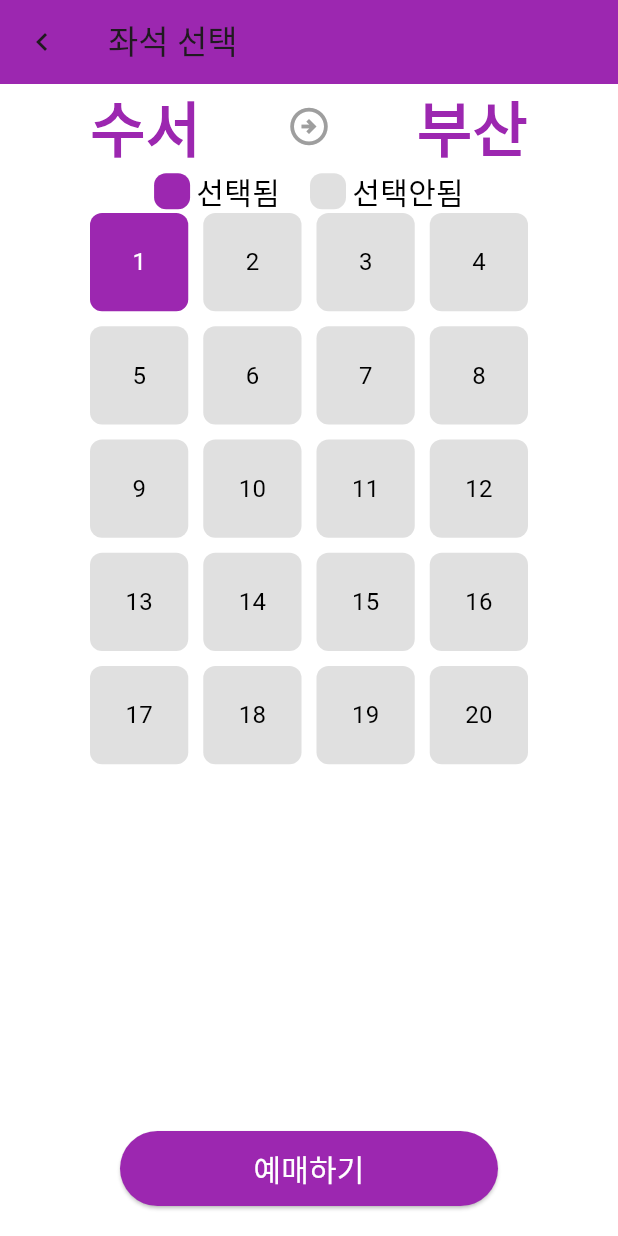
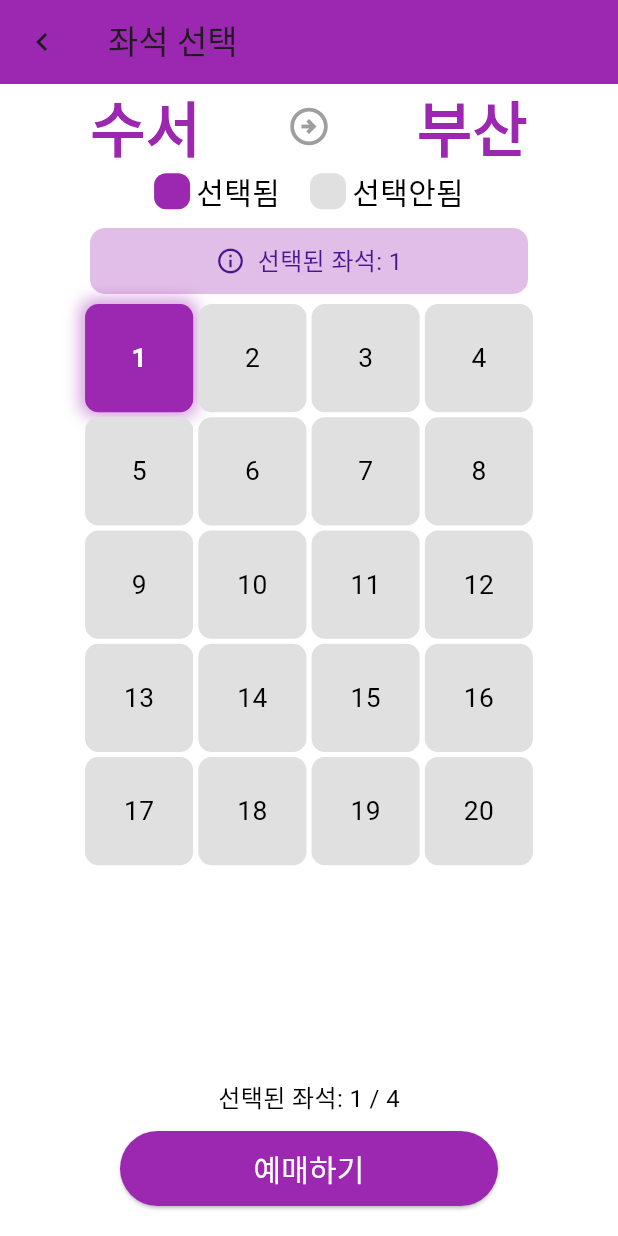
Before and after one commit to RosieWikiLab/flutter_train_app, a Flutter app: the SeatPage screen opened directly, after a tap on an icon or button, on a phone screen of 412 x 824 dp. Run offline on Flutter 3.47's test engine with Material 3 defaults, Android fonts, the phone set to English and light mode, and no system bars.

Commit message:
도전과제 - 자유 과제 추가
- 선택된 좌석 정보 표시
- 좌석 선택 시 애니메이션 효과
- 예매 가능한 좌석 수 제한

```diff
--- a/lib/seatpage.dart
+++ b/lib/seatpage.dart
@@ -8,15 +8,50 @@ class SeatPage extends StatefulWidget {
   State<SeatPage> createState() => _SeatPageState();
 }
 
-class _SeatPageState extends State<SeatPage> {
+class _SeatPageState extends State<SeatPage> with SingleTickerProviderStateMixin {
   final Set<int> selectedSeats = {};
+  late AnimationController _controller;
+  static const int maxSeats = 4; // 최대 선택 가능 좌석 수
+
+  @override
+  void initState() {
+    super.initState();
+    _controller = AnimationController(
+      duration: const Duration(milliseconds: 300),
+      vsync: this,
+    );
+  }
+
+  @override
+  void dispose() {
+    _controller.dispose();
+    super.dispose();
+  }
 
   void toggleSeat(int seatNumber) {
     setState(() {
       if (selectedSeats.contains(seatNumber)) {
         selectedSeats.remove(seatNumber);
+        _controller.reverse();
       } else {
+        if (selectedSeats.length < maxSeats) {
           selectedSeats.add(seatNumber);
+          _controller.forward();
+        } else {
+          showCupertinoDialog(
+            context: context,
+            builder: (context) => CupertinoAlertDialog(
+              title: const Text('좌석 선택 제한'),
+              content: Text('최대 ${maxSeats}개의 좌석만 선택할 수 있습니다.'),
+              actions: [
+                CupertinoDialogAction(
+                  child: const Text('확인'),
+                  onPressed: () => Navigator.pop(context),
+                ),
+              ],
+            ),
+          );
+        }
       }
     });
   }
@@ -126,6 +161,32 @@ class _SeatPageState extends State<SeatPage> {
                 ),
               ]
             ),
+            if (selectedSeats.isNotEmpty)
+              Container(
+                margin: const EdgeInsets.symmetric(vertical: 10),
+                padding: const EdgeInsets.all(10),
+                decoration: BoxDecoration(
+                  color: isDark ? Colors.purple[900] : Colors.purple[100],
+                  borderRadius: BorderRadius.circular(10),
+                ),
+                child: Row(
+                  mainAxisAlignment: MainAxisAlignment.center,
+                  children: [
+                    Icon(Icons.info_outline,
+                      color: isDark ? Colors.white70 : Colors.purple[900],
+                      size: 20,
+                    ),
+                    SizedBox(width: 8),
+                    Text(
+                      '선택된 좌석: ${selectedSeats.join(', ')}',
+                      style: TextStyle(
+                        fontSize: 16,
+                        color: isDark ? Colors.white70 : Colors.purple[900],
+                      ),
+                    ),
+                  ],
+                ),
+              ),
             Expanded(
               child: GridView.builder(
                 gridDelegate: const SliverGridDelegateWithFixedCrossAxisCount(
@@ -141,10 +202,24 @@ class _SeatPageState extends State<SeatPage> {
 
                   return GestureDetector(
                     onTap: () => toggleSeat(seatNumber),
+                    child: ScaleTransition(
+                      scale: Tween<double>(begin: 1.0, end: 1.1).animate(
+                        CurvedAnimation(
+                          parent: _controller,
+                          curve: Curves.easeInOut,
+                        ),
+                      ),
                       child: Container(
                         decoration: BoxDecoration(
                           color: isSelected ? Colors.purple : (isDark ? Colors.grey[700] : Colors.grey[300]),
                           borderRadius: BorderRadius.circular(8),
+                          boxShadow: isSelected ? [
+                            BoxShadow(
+                              color: Colors.purple.withOpacity(0.5),
+                              blurRadius: 8,
+                              spreadRadius: 2,
+                            ),
+                          ] : null,
                         ),
                         child: Center(
                           child: Text(
@@ -152,6 +227,8 @@ class _SeatPageState extends State<SeatPage> {
                             style: TextStyle(
                               fontSize: 16,
                               color: isSelected ? Colors.white : textColor,
+                              fontWeight: isSelected ? FontWeight.bold : FontWeight.normal,
+                            ),
                           ),
                         ),
                       ),
@@ -162,7 +239,17 @@ class _SeatPageState extends State<SeatPage> {
             ),
             Padding(
               padding: const EdgeInsets.all(20.0),
-              child: ElevatedButton(
+              child: Column(
+                children: [
+                  Text(
+                    '선택된 좌석: ${selectedSeats.length} / $maxSeats',
+                    style: TextStyle(
+                      fontSize: 16,
+                      color: textColor,
+                    ),
+                  ),
+                  SizedBox(height: 10),
+                  ElevatedButton(
                     onPressed: showBookingDialog,
                     style: ElevatedButton.styleFrom(
                       backgroundColor: Colors.purple,
@@ -176,6 +263,8 @@ class _SeatPageState extends State<SeatPage> {
                       ),
                     ),
                   ),
+                ],
+              ),
             ),
           ],
         ),
```
Lines whose indentation alone changed are shown as unchanged.
